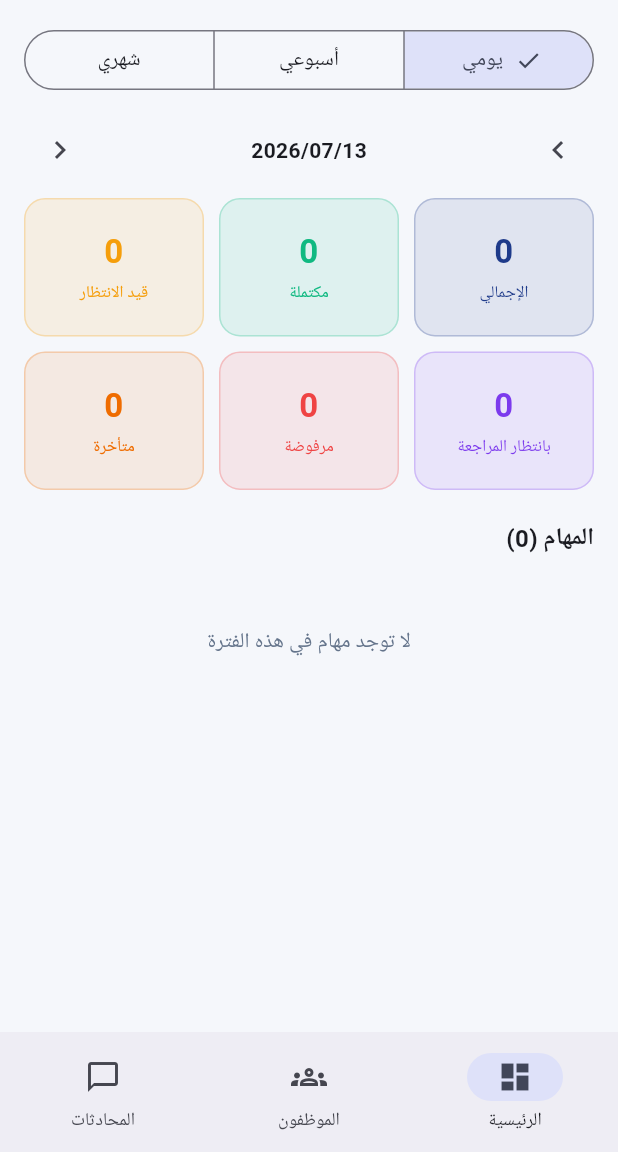
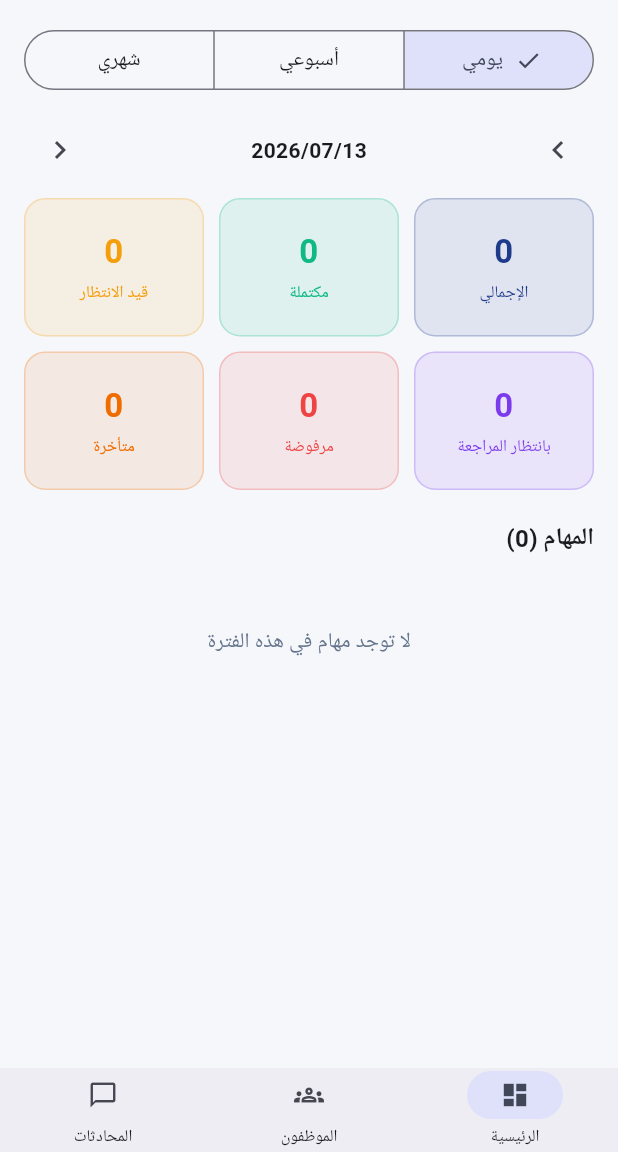
Before and after one commit to naifalabdullah211/neotask-web, a Flutter app: the DesignerHomeScreen screen opened directly, on a phone screen of 412 x 824 dp, the part 84-1236 px from its top. Run offline on Flutter 3.47's test engine with Material 3 defaults, Android fonts, the light colour scheme and no system bars; our stand-ins replace cloud_firestore, file_picker, firebase_auth, firebase_core, image_picker, pdf and 1 more; accounts and stored records are empty.

Commit message:
Shrink DesignerHomeScreen bottom nav icons/labels
Reduced NavigationDestination icon size 24->20, added 11px
labelTextStyle, and reduced bar height 80->56 per user request to
make the designer shell's bottom nav icons smaller.

```diff
--- a/lib/screens/designer/designer_home_screen.dart
+++ b/lib/screens/designer/designer_home_screen.dart
@@ -85,20 +85,26 @@ class _DesignerHomeScreenState extends State<DesignerHomeScreen> {
       bottomNavigationBar: NavigationBar(
         selectedIndex: _index,
         onDestinationSelected: (i) => setState(() => _index = i),
+        // Smaller footprint than the default NavigationBar (which uses a
+        // 32px selection indicator + 24px icons) — the designer's shell
+        // only has 3 tabs and reads better compact, matching the request
+        // to shrink these icons.
+        height: 56,
+        labelTextStyle: const WidgetStatePropertyAll(TextStyle(fontSize: 11)),
         destinations: const [
           NavigationDestination(
-            icon: Icon(Icons.dashboard_outlined),
-            selectedIcon: Icon(Icons.dashboard),
+            icon: Icon(Icons.dashboard_outlined, size: 20),
+            selectedIcon: Icon(Icons.dashboard, size: 20),
             label: 'الرئيسية',
           ),
           NavigationDestination(
-            icon: Icon(Icons.groups_outlined),
-            selectedIcon: Icon(Icons.groups),
+            icon: Icon(Icons.groups_outlined, size: 20),
+            selectedIcon: Icon(Icons.groups, size: 20),
             label: 'الموظفون',
           ),
           NavigationDestination(
-            icon: Icon(Icons.chat_bubble_outline),
-            selectedIcon: Icon(Icons.chat_bubble),
+            icon: Icon(Icons.chat_bubble_outline, size: 20),
+            selectedIcon: Icon(Icons.chat_bubble, size: 20),
             label: 'المحادثات',
           ),
         ],
```
